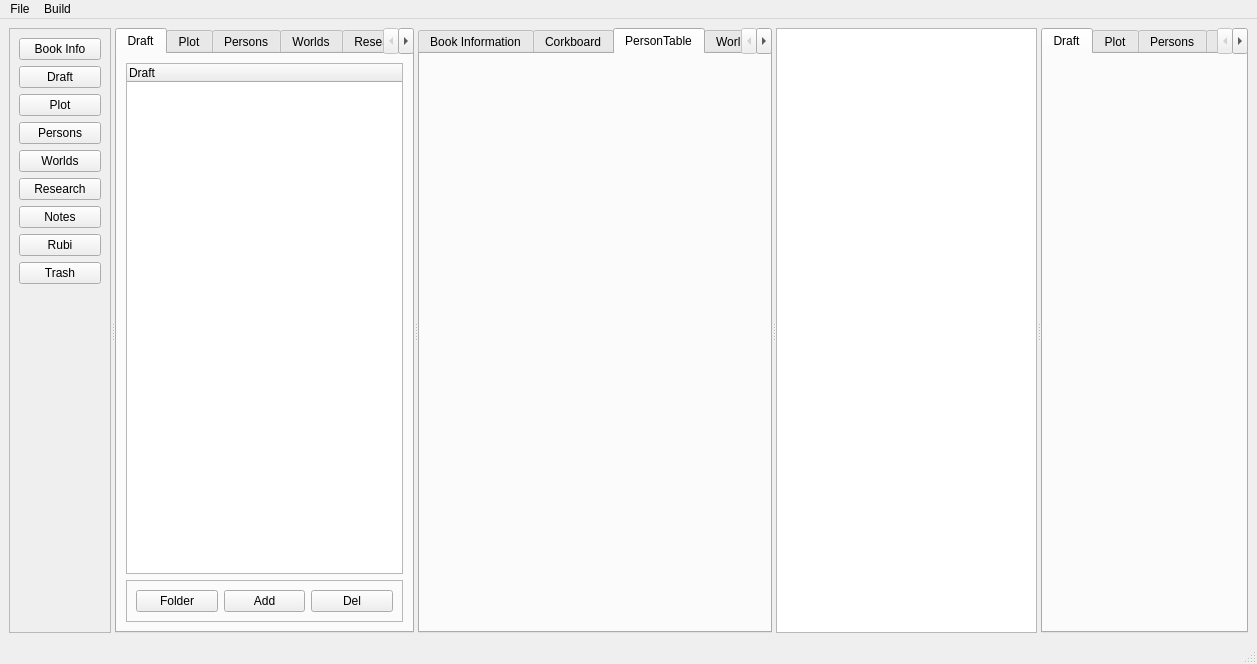
The window that mainwindow.ui (NovelLab/sms-editor1) describes before a commit, drawn with Qt 5.
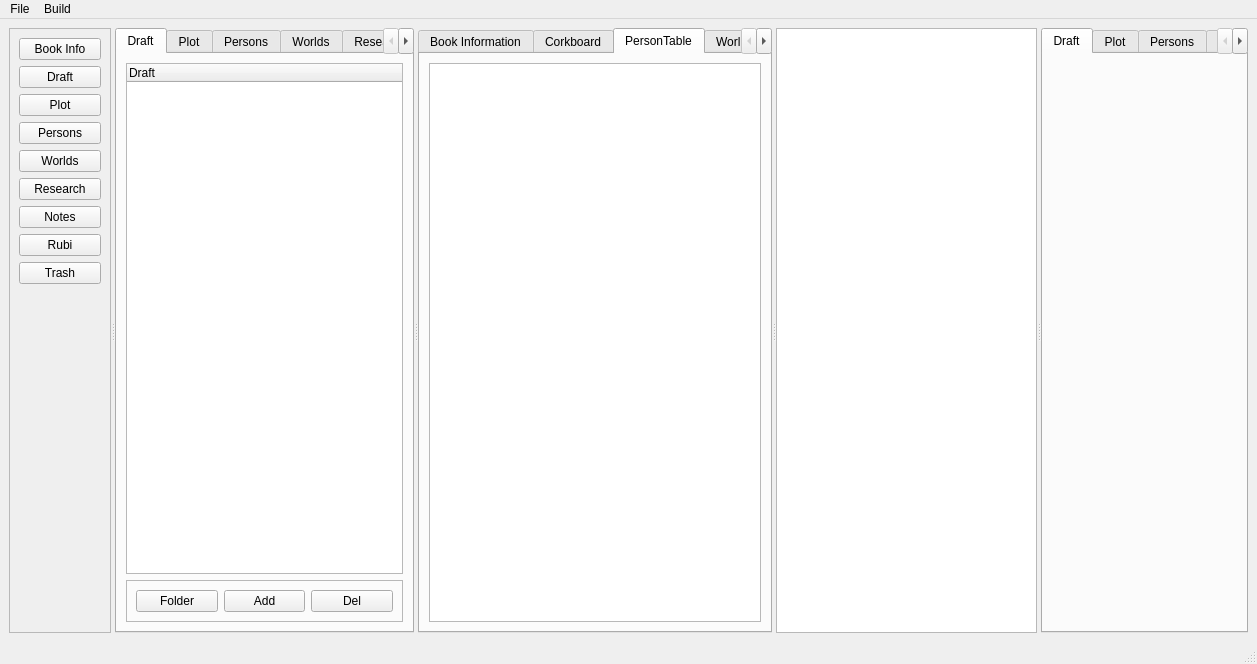
The same window after the commit. The open tabs and pages were chosen to show the change. Custom widgets are drawn as their Qt base class.

Commit message: Add: persons table view.

The edit to the form file:
```diff
--- a/mainwindow.ui
+++ b/mainwindow.ui
@@ -482,6 +482,11 @@
         <attribute name="title">
          <string>PersonTable</string>
         </attribute>
+        <layout class="QVBoxLayout" name="verticalLayout_10">
+         <item>
+          <widget class="PersonsTableView" name="personsTableView"/>
+         </item>
+        </layout>
        </widget>
        <widget class="QWidget" name="tabWorldTable">
         <attribute name="title">
@@ -625,6 +630,11 @@
    <extends>QTreeWidget</extends>
    <header>views/persontree.h</header>
   </customwidget>
+  <customwidget>
+   <class>PersonsTableView</class>
+   <extends>QTableView</extends>
+   <header>views/personstableview.h</header>
+  </customwidget>
  </customwidgets>
  <resources/>
  <connections/>
```
The commit also changes 8 other files.
